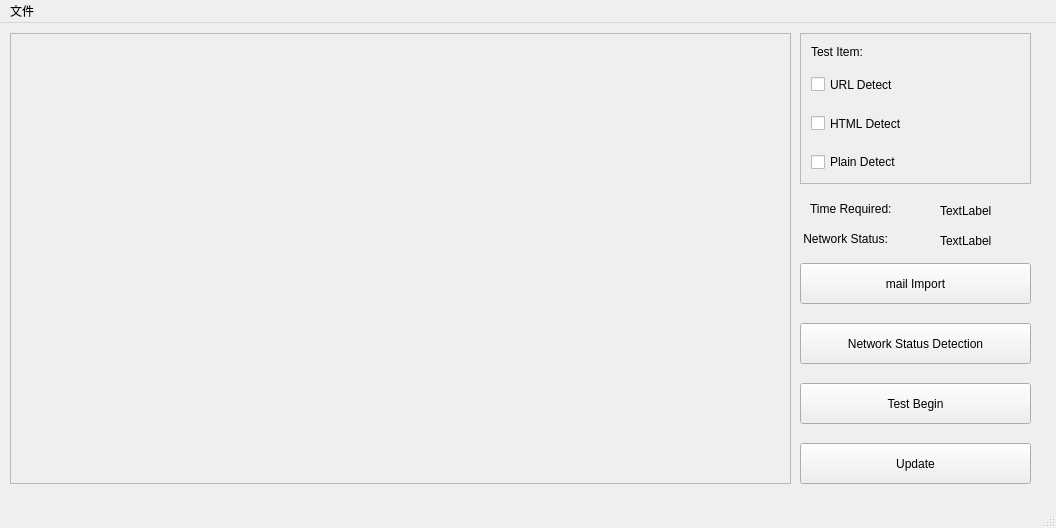
LunziQwQ/Phishing-email-filter, file ui/view/main.ui: the form before one commit.
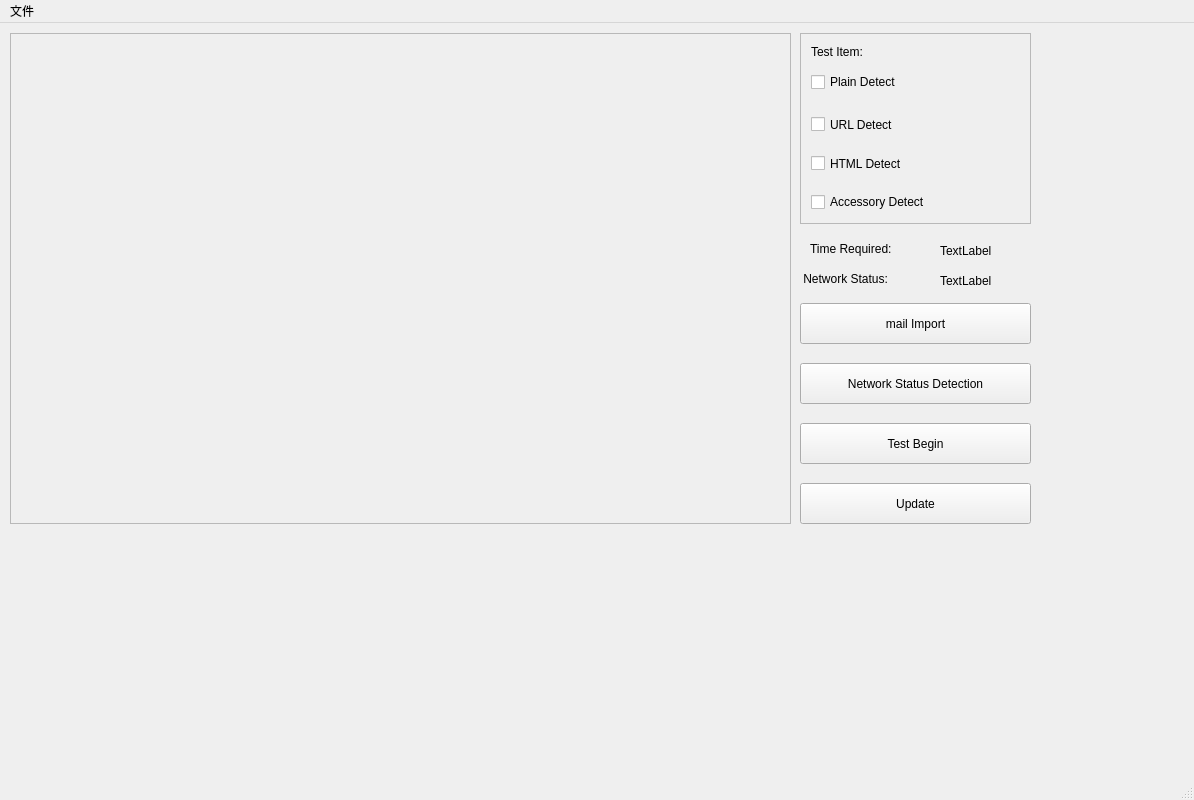
The form after the commit.

Commit message: main.ui 添加 附件检测 选项

What changed in the file:
```diff
--- a/ui/view/main.ui
+++ b/ui/view/main.ui
@@ -7,8 +7,8 @@
    <rect>
     <x>0</x>
     <y>0</y>
-    <width>1056</width>
-    <height>528</height>
+    <width>1194</width>
+    <height>800</height>
    </rect>
   </property>
   <property name="windowTitle">
@@ -22,7 +22,7 @@
     <property name="geometry">
      <rect>
       <x>800</x>
-      <y>360</y>
+      <y>400</y>
       <width>231</width>
       <height>41</height>
      </rect>
@@ -35,7 +35,7 @@
     <property name="geometry">
      <rect>
       <x>800</x>
-      <y>240</y>
+      <y>280</y>
       <width>231</width>
       <height>41</height>
      </rect>
@@ -50,7 +50,7 @@
       <x>10</x>
       <y>10</y>
       <width>781</width>
-      <height>451</height>
+      <height>491</height>
      </rect>
     </property>
     <property name="widgetResizable">
@@ -62,7 +62,7 @@
        <x>0</x>
        <y>0</y>
        <width>779</width>
-       <height>449</height>
+       <height>489</height>
       </rect>
      </property>
     </widget>
@@ -71,7 +71,7 @@
     <property name="geometry">
      <rect>
       <x>810</x>
-      <y>170</y>
+      <y>210</y>
       <width>121</width>
       <height>31</height>
      </rect>
@@ -84,7 +84,7 @@
     <property name="geometry">
      <rect>
       <x>800</x>
-      <y>300</y>
+      <y>340</y>
       <width>231</width>
       <height>41</height>
      </rect>
@@ -97,7 +97,7 @@
     <property name="geometry">
      <rect>
       <x>940</x>
-      <y>180</y>
+      <y>220</y>
       <width>72</width>
       <height>15</height>
      </rect>
@@ -110,7 +110,7 @@
     <property name="geometry">
      <rect>
       <x>800</x>
-      <y>200</y>
+      <y>240</y>
       <width>131</width>
       <height>31</height>
      </rect>
@@ -123,7 +123,7 @@
     <property name="geometry">
      <rect>
       <x>800</x>
-      <y>420</y>
+      <y>460</y>
       <width>231</width>
       <height>41</height>
      </rect>
@@ -136,7 +136,7 @@
     <property name="geometry">
      <rect>
       <x>940</x>
-      <y>210</y>
+      <y>250</y>
       <width>72</width>
       <height>15</height>
      </rect>
@@ -151,7 +151,7 @@
       <x>800</x>
       <y>10</y>
       <width>231</width>
-      <height>151</height>
+      <height>191</height>
      </rect>
     </property>
     <property name="widgetResizable">
@@ -163,14 +163,14 @@
        <x>0</x>
        <y>0</y>
        <width>229</width>
-       <height>149</height>
+       <height>189</height>
       </rect>
      </property>
      <widget class="QCheckBox" name="checkBox_3">
       <property name="geometry">
        <rect>
         <x>10</x>
-        <y>120</y>
+        <y>40</y>
         <width>151</width>
         <height>16</height>
        </rect>
@@ -183,7 +183,7 @@
       <property name="geometry">
        <rect>
         <x>10</x>
-        <y>40</y>
+        <y>80</y>
         <width>111</width>
         <height>21</height>
        </rect>
@@ -196,7 +196,7 @@
       <property name="geometry">
        <rect>
         <x>10</x>
-        <y>80</y>
+        <y>120</y>
         <width>111</width>
         <height>19</height>
        </rect>
@@ -218,6 +218,19 @@
        <string>Test Item:</string>
       </property>
      </widget>
+     <widget class="QCheckBox" name="checkBox_4">
+      <property name="geometry">
+       <rect>
+        <x>10</x>
+        <y>160</y>
+        <width>151</width>
+        <height>16</height>
+       </rect>
+      </property>
+      <property name="text">
+       <string>Accessory Detect</string>
+      </property>
+     </widget>
     </widget>
    </widget>
   </widget>
@@ -227,7 +240,7 @@
     <rect>
      <x>0</x>
      <y>0</y>
-     <width>1056</width>
+     <width>1194</width>
      <height>26</height>
     </rect>
    </property>
```
